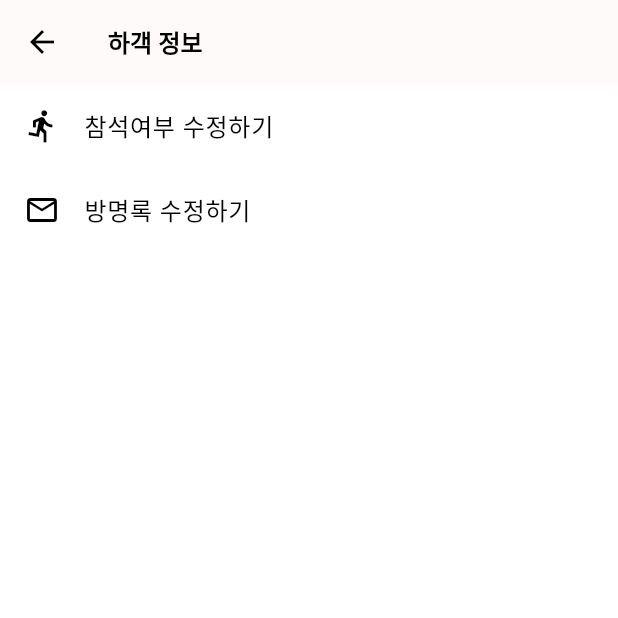
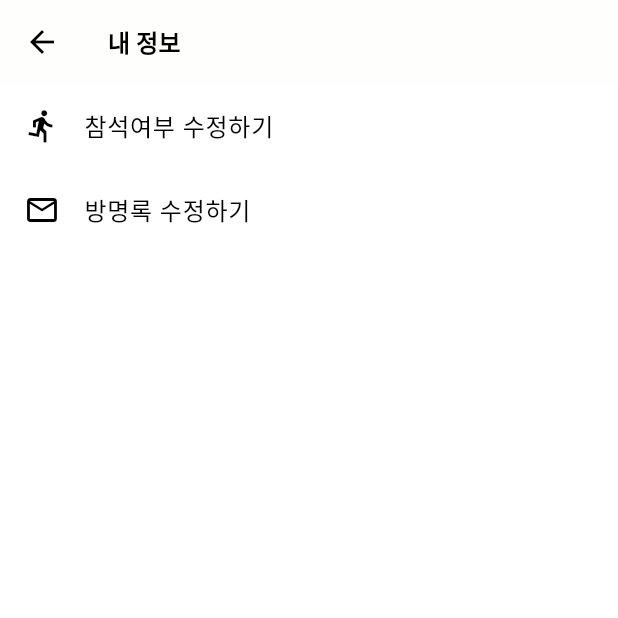
Before and after one commit to wonjonglee-29cm/WeddingClient, a Flutter app: the MainScreen screen opened by its route, item 4 of the bottom bar chosen, on a phone screen of 412 x 824 dp, the top half of it. Run offline on Flutter 3.47's test engine with Material 3 defaults, Android fonts, the phone set to English and light mode, and no system bars; our stand-ins replace cached_network_image, dio, firebase_core, flutter_animate, flutter_cache_manager, flutter_hooks and 3 more; missing offline and left inert: flutter_inappwebview; accounts and stored records are empty; network calls fail; project files that could hold a hidden picture were left out.

Commit message:
디자인 2차수정

```diff
--- a/lib/data/remote/static-api.dart
+++ b/lib/data/remote/static-api.dart
@@ -35,4 +35,9 @@ class StaticApi {
     final dio = await getDio();
     return dio.get('/invite.json');
   }
+
+  static Future<Response> getQuizSuccessLink() async {
+    final dio = await getDio();
+    return dio.get('/quiz.json');
+  }
 }
--- a/lib/design/component/ds_appbar.dart
+++ b/lib/design/component/ds_appbar.dart
@@ -3,7 +3,7 @@ import 'package:flutter/services.dart';
 import 'package:wedding/design/ds_foundation.dart';
 
 AppBar backAppBar(String title) => AppBar(
-      backgroundColor: tertiaryColor,
+      backgroundColor: bgColor,
       scrolledUnderElevation: 0,
       surfaceTintColor: Colors.transparent,
       title: Text(title, style: appBarStyle),
@@ -11,7 +11,7 @@ AppBar backAppBar(String title) => AppBar(
     );
 
 AppBar closeAppBar(BuildContext context, String title) => AppBar(
-    backgroundColor: tertiaryColor,
+    backgroundColor: bgColor,
     scrolledUnderElevation: 0,
     surfaceTintColor: Colors.transparent,
     systemOverlayStyle: systemStyle,
@@ -24,14 +24,14 @@ AppBar closeAppBar(BuildContext context, String title) => AppBar(
     ]);
 
 AppBar normalAppBar(String title) => AppBar(
-      backgroundColor: tertiaryColor,
+      backgroundColor: bgColor,
       scrolledUnderElevation: 0,
       surfaceTintColor: Colors.transparent,
       title: Text(title, style: appBarStyle),
     );
 
 SystemUiOverlayStyle systemStyle = const SystemUiOverlayStyle(
-  statusBarColor: tertiaryColor,
+  statusBarColor: bgColor,
   statusBarIconBrightness: Brightness.dark,
   statusBarBrightness: Brightness.light,
 );
--- a/lib/design/component/ds_container.dart
+++ b/lib/design/component/ds_container.dart
@@ -10,11 +10,11 @@ import 'package:wedding/design/component/ds_image.dart';
 import 'package:wedding/design/component/ds_line.dart';
 import 'package:wedding/design/component/ds_spacer.dart';
 import 'package:wedding/design/component/ds_text.dart';
-import 'package:wedding/utils/color_utils.dart';
+import 'package:wedding/design/ds_foundation.dart';
 
 Widget componentsContainerWidget(List<ComponentRaw> items, {BuildContext? context, PageController? pageController, double? horizontalPadding}) {
   return Container(
-    color: '#FEFEFD'.toColor(),
+    color: bgColor,
     child: SingleChildScrollView(
         child: Padding(
       padding: const EdgeInsets.only(bottom: 40),
--- a/lib/design/ds_foundation.dart
+++ b/lib/design/ds_foundation.dart
@@ -20,3 +20,4 @@ const MaterialColor mainMaterialColor = Colors.blueGrey;
 const Color primaryColor = Color(0xFFE34358);
 const Color secondaryColor = Color(0xFFF8CDD2);
 const Color tertiaryColor = Color(0xFFFEFAFA);
+const Color bgColor = Color(0xFFFEFEFD);
--- a/lib/main.dart
+++ b/lib/main.dart
@@ -13,7 +13,7 @@ void main() async {
   WidgetsFlutterBinding.ensureInitialized();
 
   SystemChrome.setSystemUIOverlayStyle(
-    SystemUiOverlayStyle(
+    const SystemUiOverlayStyle(
       statusBarColor: tertiaryColor,
       statusBarIconBrightness: Brightness.dark,
       statusBarBrightness: Brightness.dark,
--- a/lib/screen/di_viewmodel.dart
+++ b/lib/screen/di_viewmodel.dart
@@ -19,7 +19,7 @@ final signInViewModelProvider = StateNotifierProvider<SignInViewModel, SignInSta
   return SignInViewModel(ref.watch(memberRepositoryProvider));
 });
 
-final userInfoViewModelProvider = StateNotifierProvider<UserInfoViewModel, UserInfoState>((ref) {
+final userInfoViewModelProvider = StateNotifierProvider.autoDispose<UserInfoViewModel, UserInfoState>((ref) {
   final memberRepository = ref.watch(memberRepositoryProvider);
   return UserInfoViewModel(memberRepository);
 });
--- a/lib/screen/home/home_screen.dart
+++ b/lib/screen/home/home_screen.dart
@@ -2,6 +2,7 @@ import 'package:flutter/material.dart';
 import 'package:flutter_hooks/flutter_hooks.dart';
 import 'package:hooks_riverpod/hooks_riverpod.dart';
 import 'package:wedding/design/component/ds_container.dart';
+import 'package:wedding/design/ds_foundation.dart';
 import 'package:wedding/design/error/ds_error.dart';
 import 'package:wedding/design/loading/ds_loading.dart';
 import 'package:wedding/screen/di_viewmodel.dart';
@@ -13,7 +14,7 @@ class HomeScreen extends HookConsumerWidget {
   Widget build(BuildContext context, WidgetRef ref) {
     const horizontalPadding = 20.0;
     final screenWidth = MediaQuery.of(context).size.width;
-    final itemWidth = screenWidth - (horizontalPadding * 2);  // 좌우
+    final itemWidth = screenWidth - (horizontalPadding * 2); // 좌우
     final fraction = itemWidth / screenWidth;
     final pageController = usePageController(
       viewportFraction: fraction,
@@ -26,7 +27,7 @@ class HomeScreen extends HookConsumerWidget {
       loading: () => loadingWidget(),
       error: (error, _) => errorWidget(onRetry: () => ref.read(homeViewModelProvider.notifier).loadItems()),
       data: (items) => Scaffold(
-        backgroundColor: const Color(0x00fefefd),
+        backgroundColor: bgColor,
         body: componentsContainerWidget(items, context: context, pageController: pageController, horizontalPadding: horizontalPadding),
       ),
     );
--- a/lib/screen/my/my_tab_screen.dart
+++ b/lib/screen/my/my_tab_screen.dart
@@ -1,7 +1,7 @@
 import 'package:flutter/material.dart';
 import 'package:hooks_riverpod/hooks_riverpod.dart';
 import 'package:wedding/design/anim/ds_slide_route.dart';
-import 'package:wedding/design/ds_foundation.dart';
+import 'package:wedding/design/component/ds_appbar.dart';
 import 'package:wedding/screen/greeting/greeting_screen.dart';
 import 'package:wedding/screen/userinfo/user_info_screen.dart';
 
@@ -18,10 +18,7 @@ class MyTabScreen extends HookConsumerWidget {
   Widget build(BuildContext context, WidgetRef ref) {
     return Scaffold(
         backgroundColor: Colors.white,
-        appBar: AppBar(
-          backgroundColor: tertiaryColor,
-          title: const Text('하객 정보', style: appBarStyle),
-        ),
+        appBar: normalAppBar('내 정보'),
         body: Column(crossAxisAlignment: CrossAxisAlignment.start, children: [
           Expanded(
             child: ListView.builder(
```
Also changed, not shown: lib/data/repository/quiz_repository.dart (+8 -0 lines), lib/screen/invite/invite_screen.dart (+2 -7 lines), lib/screen/quiz/quiz_screen.dart (+6 -10 lines), lib/screen/quiz/quiz_viewmodel.dart (+8 -16 lines).
